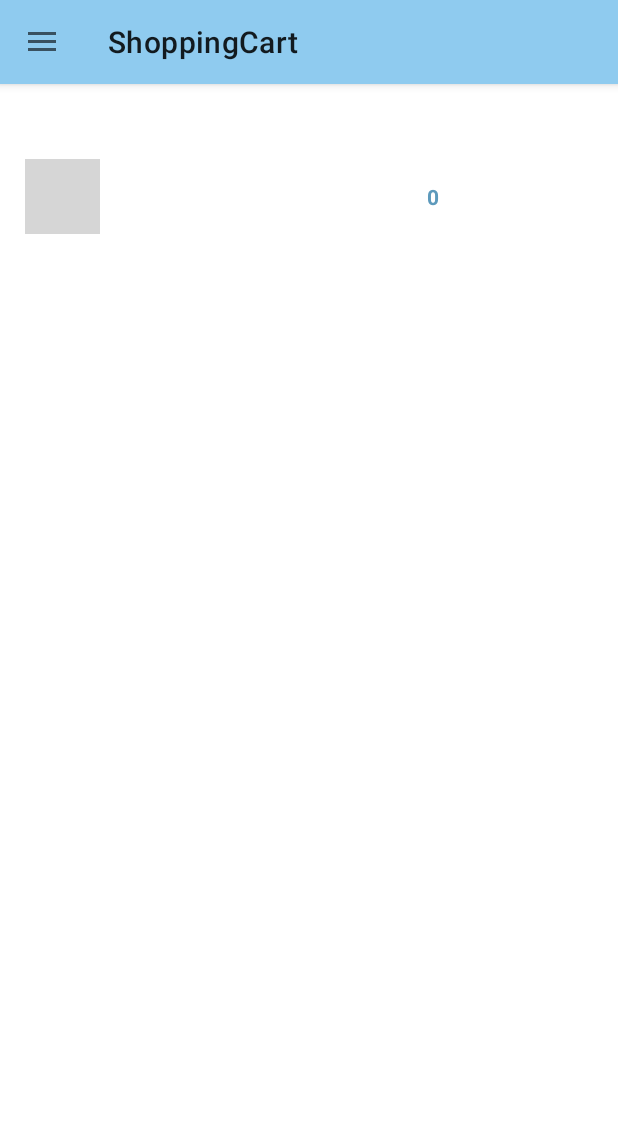
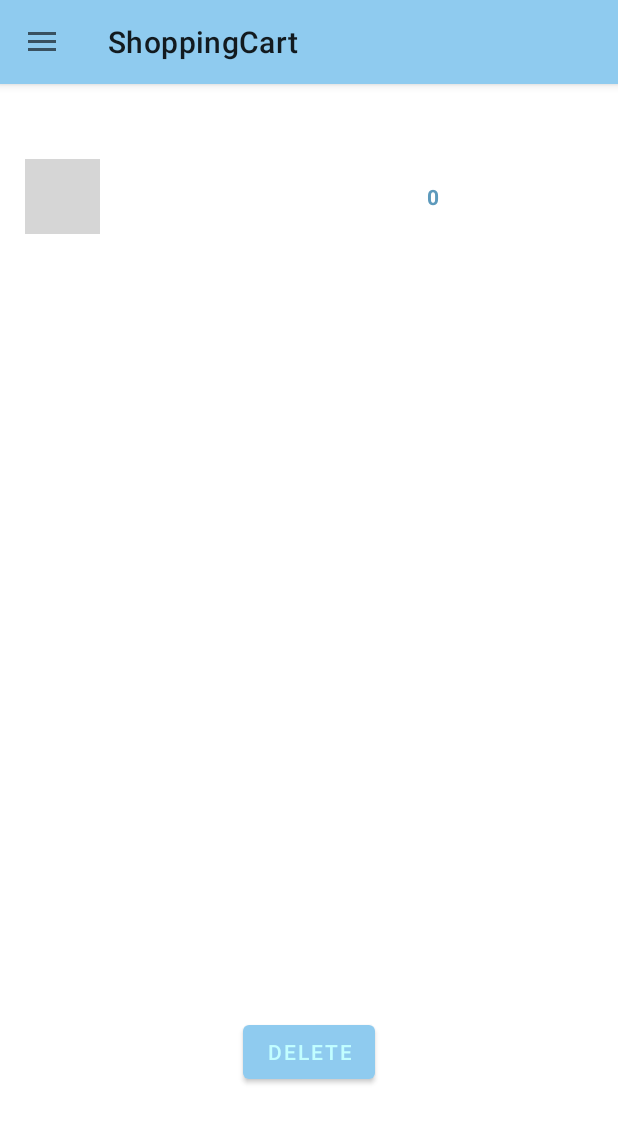
Before and after one commit to MagentaII/SharkCatShop-MyFinalProject, an Android app: the DetailFragment screen opened through its navigation route, in the side drawer, after a tap on "Shopping Cart", on a phone screen of 412 x 824 dp. Shown: the top 1123 px of the screen. Run offline under Robolectric (Android 15) with nearby library versions, the phone set to English and light mode, and no system bars; our stand-ins replace Room's generated code, navigation-ui; libraries missing offline, so code that uses them is left out: com.denzcoskun.imageslider; 9 statements that could not run were skipped; grey boxes are pictures that could not be loaded.

Commit message:
加入購物車功能 - 2022/12/30

```diff
--- a/app/src/main/java/com/example/sharkcatshop/Room/StickerViewModel.java
+++ b/app/src/main/java/com/example/sharkcatshop/Room/StickerViewModel.java
@@ -34,8 +34,8 @@ public class StickerViewModel extends AndroidViewModel {
         stickerRepository.deleteSticker();
     }
 
-    public void deleteAllStickers(StickerCart... stickerCarts){
-        stickerRepository.getAllStickerLive();
+    public void deleteAllStickers(){
+        stickerRepository.deleteAllStickers();
     }
 
 }
--- a/app/src/main/java/com/example/sharkcatshop/ShoppingCart/ShoppingCartAdapter.java
+++ b/app/src/main/java/com/example/sharkcatshop/ShoppingCart/ShoppingCartAdapter.java
@@ -29,6 +29,7 @@ public class ShoppingCartAdapter extends RecyclerView.Adapter<ShoppingCartAdapte
 
     public void setAllStickerCartList(List<StickerCart> allStickerCartList) {
         this.allStickerCartList = allStickerCartList;
+        notifyDataSetChanged();
     }
 
     @NonNull
--- a/app/src/main/java/com/example/sharkcatshop/ShoppingCart/ShoppingCartFragment.java
+++ b/app/src/main/java/com/example/sharkcatshop/ShoppingCart/ShoppingCartFragment.java
@@ -34,6 +34,7 @@ public class ShoppingCartFragment extends Fragment {
     private RecyclerView recyclerView;
     private StickerViewModel stickerViewModel;
     private ShoppingCartAdapter shoppingCartAdapter;
+    private Button btnDelete;
 
     public static ShoppingCartFragment newInstance() {
         return new ShoppingCartFragment();
@@ -55,7 +56,14 @@ public class ShoppingCartFragment extends Fragment {
             @Override
             public void onChanged(List<StickerCart> stickerCarts) {
                 shoppingCartAdapter.setAllStickerCartList(stickerCarts);
-                shoppingCartAdapter.notifyDataSetChanged();
+
+            }
+        });
+
+        btnDelete.setOnClickListener(new View.OnClickListener() {
+            @Override
+            public void onClick(View view) {
+                stickerViewModel.deleteAllStickers();
             }
         });
 
@@ -63,6 +71,7 @@ public class ShoppingCartFragment extends Fragment {
 
     }
     public void initializeVariables(View view){
+        btnDelete = view.findViewById(R.id.btn_delete);
         shoppingCartAdapter = new ShoppingCartAdapter(getContext());
         stickerViewModel = new ViewModelProvider(this).get(StickerViewModel.class);
         recyclerView = view.findViewById(R.id.recyclerView);
--- a/app/src/main/res/layout/fragment_shopping_cart.xml
+++ b/app/src/main/res/layout/fragment_shopping_cart.xml
@@ -14,11 +14,28 @@
             android:id="@+id/recyclerView"
             android:layout_width="0dp"
             android:layout_height="0dp"
-            app:layout_constraintBottom_toBottomOf="parent"
+            app:layout_constraintBottom_toTopOf="@+id/guideline8"
             app:layout_constraintEnd_toEndOf="parent"
             app:layout_constraintStart_toStartOf="parent"
             app:layout_constraintTop_toTopOf="parent" />
 
+        <androidx.constraintlayout.widget.Guideline
+            android:id="@+id/guideline8"
+            android:layout_width="wrap_content"
+            android:layout_height="wrap_content"
+            android:orientation="horizontal"
+            app:layout_constraintGuide_begin="578dp" />
+
+        <Button
+            android:id="@+id/btn_delete"
+            android:layout_width="wrap_content"
+            android:layout_height="wrap_content"
+            android:text="Delete"
+            app:layout_constraintBottom_toBottomOf="parent"
+            app:layout_constraintEnd_toEndOf="parent"
+            app:layout_constraintStart_toStartOf="parent"
+            app:layout_constraintTop_toBottomOf="@+id/recyclerView" />
+
     </androidx.constraintlayout.widget.ConstraintLayout>
 
 </FrameLayout>
```
